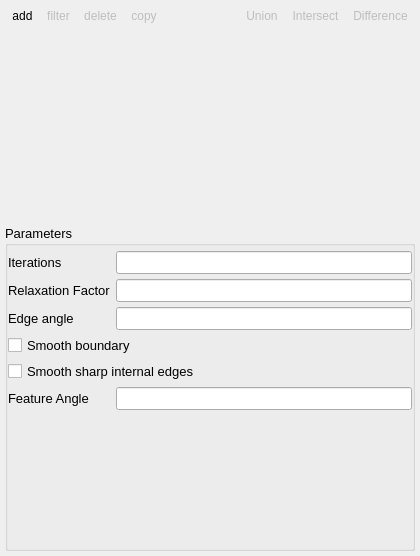
Qt form gui/uifiles/geometry.ui (truongd8593/mfix) before a commit.
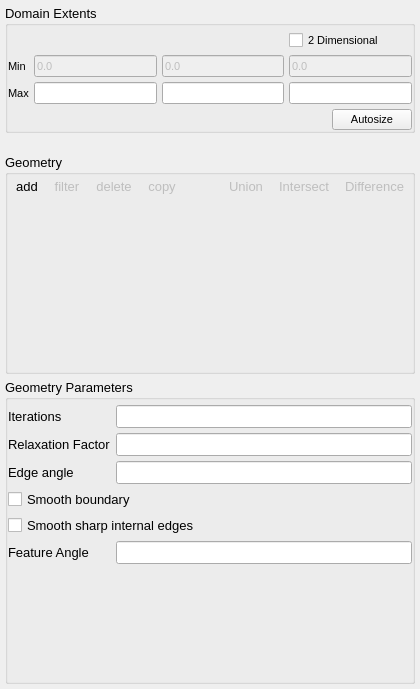
The same form after that commit. The open tabs and pages were chosen to show the change. Custom widgets are drawn as their Qt base class.

Commit message: rearranged menu bar, added icons, moved extents to geometry pane

The edit to the form file:
```diff
--- a/gui/uifiles/geometry.ui
+++ b/gui/uifiles/geometry.ui
@@ -7,7 +7,7 @@
     <x>0</x>
     <y>0</y>
     <width>420</width>
-    <height>556</height>
+    <height>689</height>
    </rect>
   </property>
   <layout class="QVBoxLayout" name="verticalLayout_3">
@@ -18,6 +18,222 @@
     <number>5</number>
    </property>
    <item>
+    <widget class="QGroupBox" name="groupBox">
+     <property name="font">
+      <font>
+       <pointsize>10</pointsize>
+      </font>
+     </property>
+     <property name="title">
+      <string>Domain Extents</string>
+     </property>
+     <property name="flat">
+      <bool>true</bool>
+     </property>
+     <layout class="QGridLayout" name="gridLayout_7">
+      <property name="leftMargin">
+       <number>0</number>
+      </property>
+      <property name="topMargin">
+       <number>5</number>
+      </property>
+      <property name="rightMargin">
+       <number>0</number>
+      </property>
+      <property name="bottomMargin">
+       <number>0</number>
+      </property>
+      <property name="spacing">
+       <number>5</number>
+      </property>
+      <item row="0" column="3">
+       <widget class="CheckBox" name="checkbox_keyword_no_k">
+        <property name="font">
+         <font>
+          <pointsize>8</pointsize>
+         </font>
+        </property>
+        <property name="text">
+         <string>2 Dimensional</string>
+        </property>
+       </widget>
+      </item>
+      <item row="1" column="0">
+       <widget class="QLabel" name="label_26">
+        <property name="font">
+         <font>
+          <pointsize>8</pointsize>
+         </font>
+        </property>
+        <property name="text">
+         <string>Min</string>
+        </property>
+       </widget>
+      </item>
+      <item row="1" column="1">
+       <widget class="LineEdit" name="lineedit_keyword_xmin">
+        <property name="enabled">
+         <bool>false</bool>
+        </property>
+        <property name="font">
+         <font>
+          <pointsize>8</pointsize>
+         </font>
+        </property>
+        <property name="text">
+         <string>0.0</string>
+        </property>
+       </widget>
+      </item>
+      <item row="1" column="2">
+       <widget class="LineEdit" name="lineedit_keyword_ymin">
+        <property name="enabled">
+         <bool>false</bool>
+        </property>
+        <property name="font">
+         <font>
+          <pointsize>8</pointsize>
+         </font>
+        </property>
+        <property name="text">
+         <string>0.0</string>
+        </property>
+       </widget>
+      </item>
+      <item row="1" column="3">
+       <widget class="LineEdit" name="lineedit_keyword_zmin">
+        <property name="enabled">
+         <bool>false</bool>
+        </property>
+        <property name="font">
+         <font>
+          <pointsize>8</pointsize>
+         </font>
+        </property>
+        <property name="text">
+         <string>0.0</string>
+        </property>
+       </widget>
+      </item>
+      <item row="2" column="0">
+       <widget class="QLabel" name="label_27">
+        <property name="font">
+         <font>
+          <pointsize>8</pointsize>
+         </font>
+        </property>
+        <property name="text">
+         <string>Max</string>
+        </property>
+       </widget>
+      </item>
+      <item row="2" column="1">
+       <widget class="LineEdit" name="lineedit_keyword_xlength">
+        <property name="font">
+         <font>
+          <pointsize>8</pointsize>
+         </font>
+        </property>
+       </widget>
+      </item>
+      <item row="2" column="2">
+       <widget class="LineEdit" name="lineedit_keyword_ylength">
+        <property name="font">
+         <font>
+          <pointsize>8</pointsize>
+         </font>
+        </property>
+       </widget>
+      </item>
+      <item row="2" column="3">
+       <widget class="LineEdit" name="lineedit_keyword_zlength">
+        <property name="font">
+         <font>
+          <pointsize>8</pointsize>
+         </font>
+        </property>
+       </widget>
+      </item>
+      <item row="3" column="0" colspan="4">
+       <widget class="QFrame" name="frame_8">
+        <property name="frameShape">
+         <enum>QFrame::NoFrame</enum>
+        </property>
+        <property name="frameShadow">
+         <enum>QFrame::Raised</enum>
+        </property>
+        <layout class="QHBoxLayout" name="horizontalLayout_5">
+         <property name="spacing">
+          <number>0</number>
+         </property>
+         <property name="margin">
+          <number>0</number>
+         </property>
+         <item>
+          <spacer name="horizontalSpacer_3">
+           <property name="orientation">
+            <enum>Qt::Horizontal</enum>
+           </property>
+           <property name="sizeHint" stdset="0">
+            <size>
+             <width>40</width>
+             <height>20</height>
+            </size>
+           </property>
+          </spacer>
+         </item>
+         <item>
+          <widget class="QPushButton" name="pushbutton_mesh_autosize">
+           <property name="font">
+            <font>
+             <pointsize>8</pointsize>
+            </font>
+           </property>
+           <property name="text">
+            <string>Autosize</string>
+           </property>
+          </widget>
+         </item>
+        </layout>
+       </widget>
+      </item>
+     </layout>
+    </widget>
+   </item>
+   <item>
+    <spacer name="verticalSpacer_8">
+     <property name="orientation">
+      <enum>Qt::Vertical</enum>
+     </property>
+     <property name="sizeHint" stdset="0">
+      <size>
+       <width>20</width>
+       <height>40</height>
+      </size>
+     </property>
+    </spacer>
+   </item>
+   <item>
+    <widget class="QGroupBox" name="groupBox_2">
+     <property name="font">
+      <font>
+       <pointsize>10</pointsize>
+      </font>
+     </property>
+     <property name="title">
+      <string>Geometry</string>
+     </property>
+     <property name="flat">
+      <bool>true</bool>
+     </property>
+     <layout class="QVBoxLayout" name="verticalLayout">
+      <property name="spacing">
+       <number>5</number>
+      </property>
+      <property name="margin">
+       <number>0</number>
+      </property>
+      <item>
     <widget class="QFrame" name="frame_6">
      <property name="frameShape">
       <enum>QFrame::NoFrame</enum>
@@ -201,6 +417,9 @@
      </column>
     </widget>
    </item>
+     </layout>
+    </widget>
+   </item>
    <item>
     <widget class="QGroupBox" name="groupBoxGeometryParameters">
      <property name="font">
@@ -209,7 +428,7 @@
       </font>
      </property>
      <property name="title">
-      <string>Parameters</string>
+      <string>Geometry Parameters</string>
      </property>
      <property name="flat">
       <bool>true</bool>
@@ -2598,10 +2817,13 @@
             <property name="orientation">
              <enum>Qt::Vertical</enum>
             </property>
+            <property name="sizeType">
+             <enum>QSizePolicy::Expanding</enum>
+            </property>
             <property name="sizeHint" stdset="0">
              <size>
               <width>20</width>
-              <height>137</height>
+              <height>40</height>
              </size>
             </property>
            </spacer>
@@ -2736,6 +2958,18 @@
    </item>
   </layout>
  </widget>
+ <customwidgets>
+  <customwidget>
+   <class>LineEdit</class>
+   <extends>QLineEdit</extends>
+   <header>widgets/base</header>
+  </customwidget>
+  <customwidget>
+   <class>CheckBox</class>
+   <extends>QCheckBox</extends>
+   <header>widgets/base</header>
+  </customwidget>
+ </customwidgets>
  <resources/>
  <connections/>
 </ui>
```
Left out of the diff: 7 changed lines with no effect on the pictures. Lines whose indentation alone changed are shown as unchanged. The commit also changes 8 other files.
